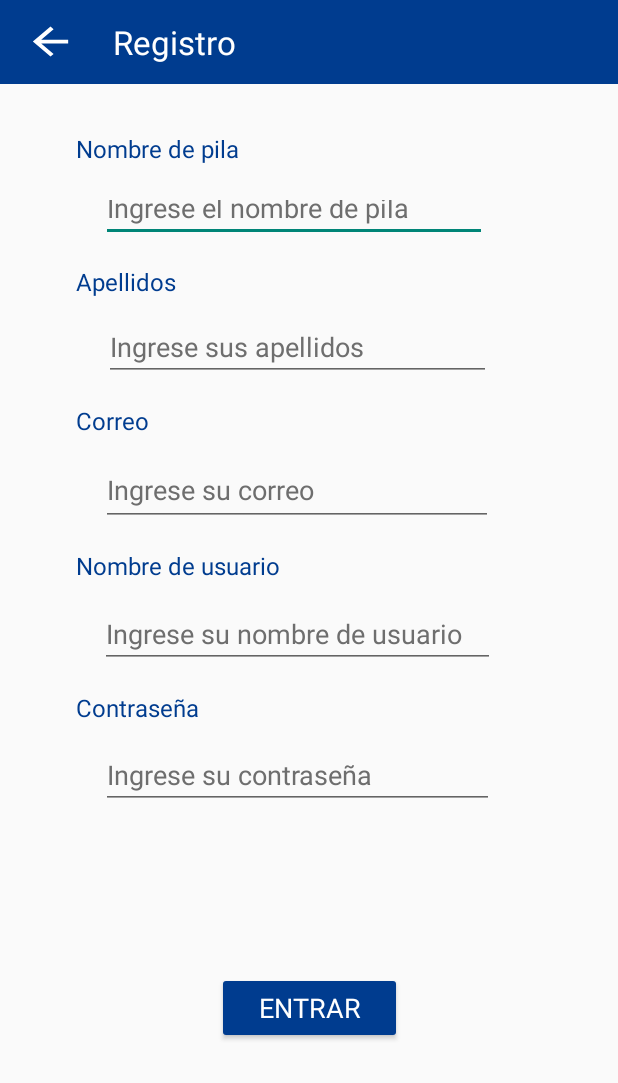
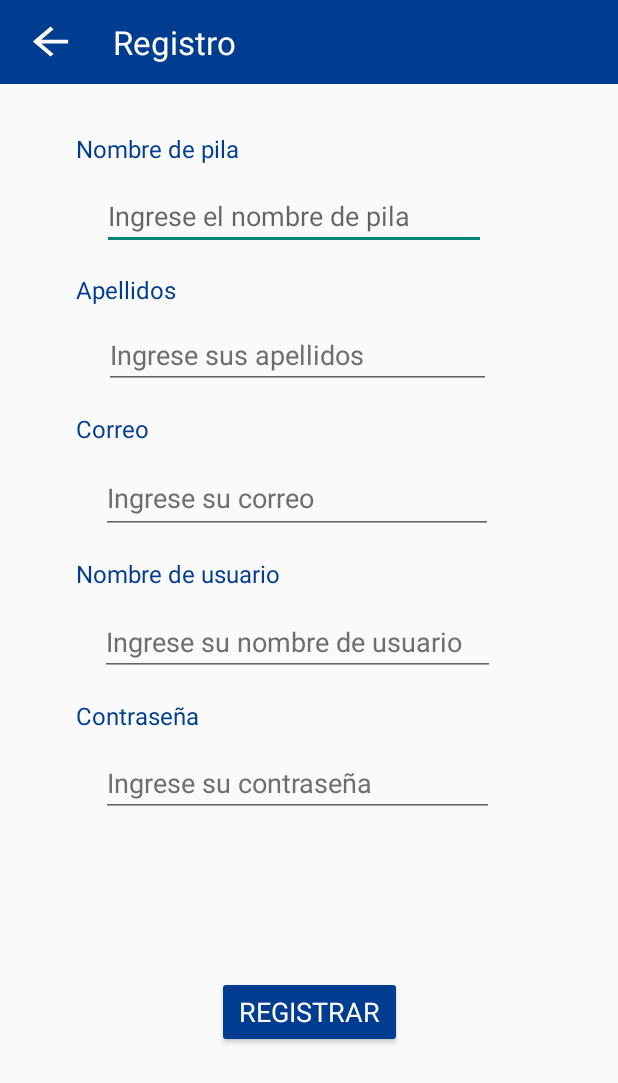
Before and after one commit to Gutima15/SavingHelperProject, an Android app: the RegistroActivity screen opened directly, with no data from a screen before it, on a phone screen of 412 x 824 dp. Shown: the top 1083 px of the screen. Run offline under Robolectric (Android 15) with nearby library versions, the phone set to English and light mode, and no system bars.

Commit message:
Registro de usuarios listo

```diff
--- a/Saving_Helper/app/src/main/java/com/example/saving_helper/Login.java
+++ b/Saving_Helper/app/src/main/java/com/example/saving_helper/Login.java
@@ -31,6 +31,7 @@ public class Login extends AppCompatActivity {
     }
     public void openRegistroActivity(View v){
         Intent intent = new Intent(this, RegistroActivity.class);
+        intent.addFlags(Intent.FLAG_ACTIVITY_CLEAR_TOP | Intent.FLAG_ACTIVITY_CLEAR_TASK | Intent.FLAG_ACTIVITY_NEW_TASK);
         startActivity(intent);
     }
 
--- a/Saving_Helper/app/src/main/res/layout/activity_modificar_gasto.xml
+++ b/Saving_Helper/app/src/main/res/layout/activity_modificar_gasto.xml
@@ -199,11 +199,14 @@
         android:id="@+id/labelSaldoDisponible"
         android:layout_width="wrap_content"
         android:layout_height="wrap_content"
-        android:layout_marginTop="40sp"
+        android:layout_marginStart="110dp"
+        android:layout_marginTop="36dp"
+        android:layout_marginEnd="41dp"
         android:text="Saldo disponible"
         android:textColor="@android:color/white"
         android:textSize="24sp"
         app:layout_constraintEnd_toEndOf="parent"
+        app:layout_constraintHorizontal_bias="0.0"
         app:layout_constraintStart_toStartOf="parent"
         app:layout_constraintTop_toBottomOf="@+id/toolbarRegistro3" />
 </androidx.constraintlayout.widget.ConstraintLayout>
--- a/Saving_Helper/app/src/main/res/layout/activity_registro.xml
+++ b/Saving_Helper/app/src/main/res/layout/activity_registro.xml
@@ -23,8 +23,8 @@
 
     <EditText
         android:id="@+id/nombrePila"
-        android:layout_width="257sp"
-        android:layout_height="38sp"
+        android:layout_width="256dp"
+        android:layout_height="43dp"
         android:layout_marginStart="67sp"
         android:layout_marginTop="12sp"
         android:layout_marginEnd="87dp"
@@ -34,7 +34,6 @@
         android:inputType="textShortMessage"
         android:maxLength="50"
         android:textColor="@color/colorPrimary"
-        android:textColorHint="@color/colorHint"
         app:layout_constraintEnd_toEndOf="parent"
         app:layout_constraintStart_toStartOf="parent"
         app:layout_constraintTop_toBottomOf="@+id/labelNombrePila" />
@@ -167,7 +166,7 @@
         app:layout_constraintTop_toBottomOf="@+id/labelContraseñaRegistro" />
 
     <Button
-        android:id="@+id/botonEntrar2"
+        android:id="@+id/boton_registrar"
         android:layout_width="123sp"
         android:layout_height="wrap_content"
         android:layout_marginStart="155sp"
@@ -177,7 +176,7 @@
         android:backgroundTint="@color/colorPrimary"
         android:fontFamily="sans-serif"
         android:onClick="resgistrarUsuario"
-        android:text="Entrar"
+        android:text="Registrar"
         android:textColor="@android:color/white"
         android:textSize="18sp"
         app:layout_constraintBottom_toBottomOf="parent"
```
Also changed, not shown: Saving_Helper/app/src/main/java/com/example/saving_helper/RegistroActivity.java (+54 -4 lines).
